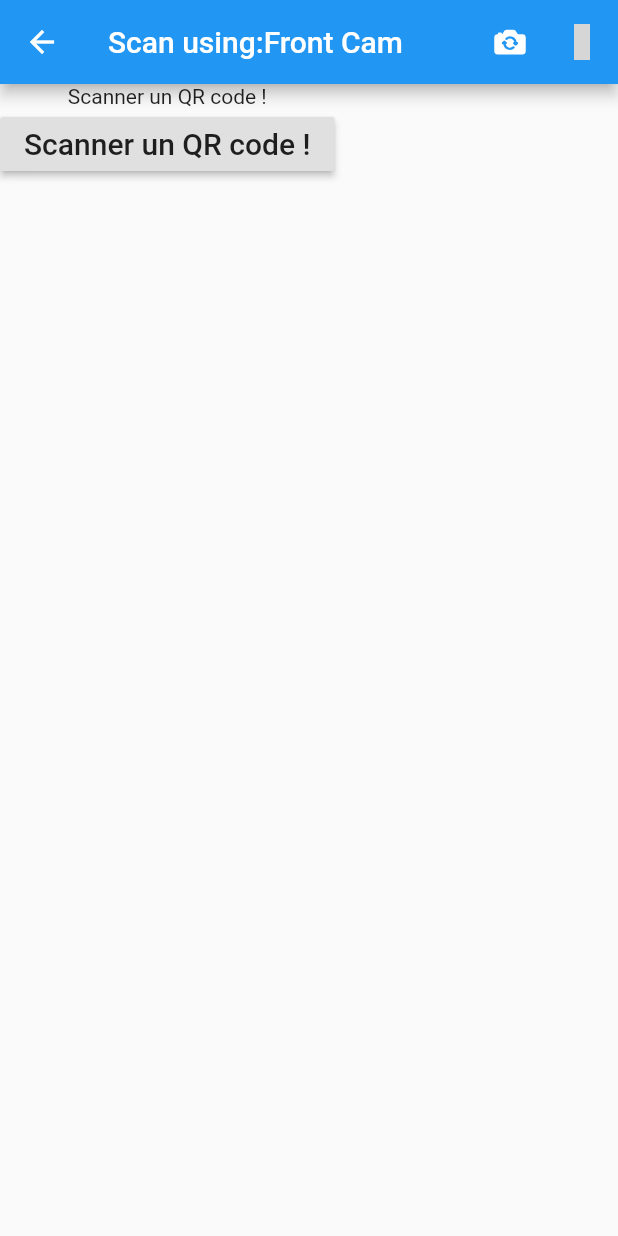
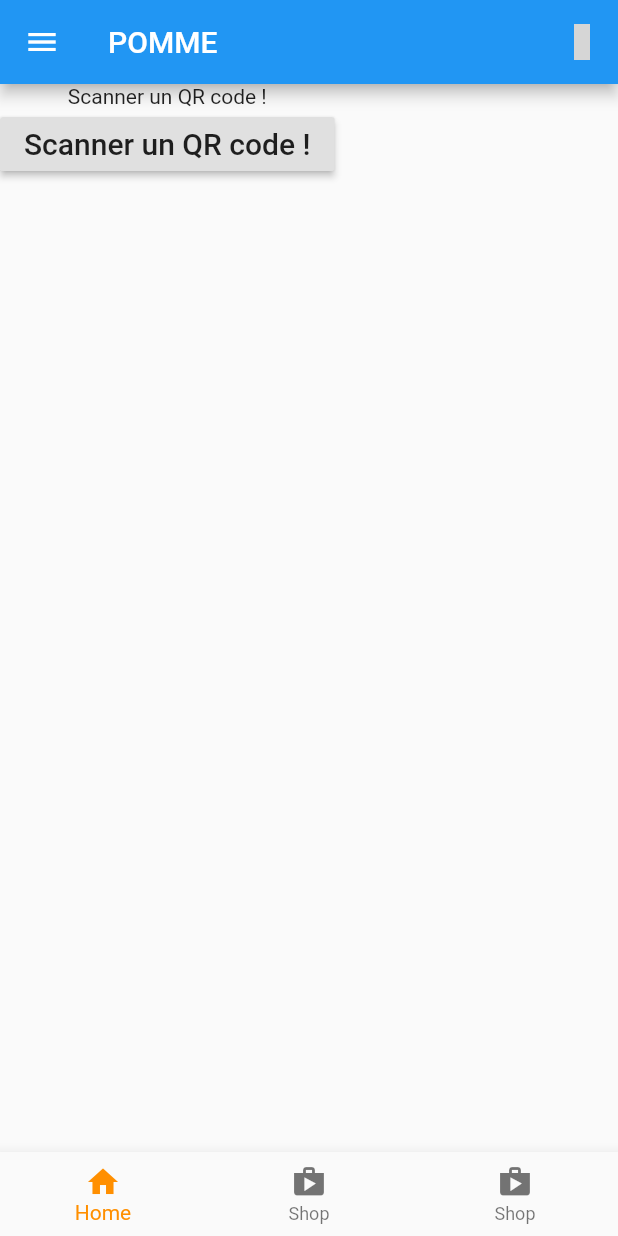
Before and after one commit to Xafree/MSPR_POMME, a Flutter app: the ScanPage screen opened by its route, on a phone screen of 412 x 824 dp. Run offline on Flutter 3.47's test engine with Material 2 defaults, Android fonts, the phone set to English and light mode, and no system bars; our stand-ins replace flutter_vector_icons; missing offline and left inert: barcode_scan; grey boxes are pictures that could not be loaded.

Commit message:
change on QR_code code add button

```diff
--- a/lib/api/api_qr_code.dart
+++ b/lib/api/api_qr_code.dart
@@ -2,15 +2,16 @@ import 'dart:convert';
 import 'dart:io';
 
 import 'package:flutter/cupertino.dart';
+import 'package:flutter_app/model/produit.dart';
 import 'package:http/http.dart' as http;
 import 'file:///C:/Users/emman/Desktop/cour%20EPSI/MSPR/MSPR_POMME/lib/view/scan.dart';
 
 class ApiQrCode {
 
   static final urlPostOneProduct = 'http://192.168.1.11:8080/product';
-  static final urlGetOneProduct = 'http://192.168.1.11:8080/product/';
-  HttpClientResponse client;
-  ApiQrCode();
+  static final urlGetOneProduct = 'http://192.168.42.138:8080/couponresponse/';
+
+  ApiQrCode() {}
 
   Future<http.Response> addDataProduct(int codeController,context) async {
 
@@ -30,7 +31,9 @@ class ApiQrCode {
   }
 
   Future<http.Response> getCodePromos(String code) async {
+    print("Test URL :"+urlGetOneProduct+code);
     var res = await http.get(urlGetOneProduct + code);
+    print(urlGetOneProduct);
     print("${res.statusCode}");
     print("${res.body}");
     return res;
--- a/lib/view/scan.dart
+++ b/lib/view/scan.dart
@@ -2,6 +2,8 @@ import 'dart:io';
 
 import 'package:barcode_scan/barcode_scan.dart';
 import 'package:flutter/material.dart';
+import 'package:flutter_app/view/template/drawer.dart';
+import 'package:flutter_app/view/template/footer.dart';
 import 'package:flutter_vector_icons/flutter_vector_icons.dart';
 import 'package:flutter_app/api/api_qr_code.dart';
 
@@ -17,30 +19,22 @@ class _ScanPageState extends State<ScanPage> {
   ApiQrCode qrController = new ApiQrCode();
   String qrCodeResult = "";
   bool scanValeur = false;
-  ApiQrCode apiQrCode = new ApiQrCode();
   bool backCamera = true;
 
-  String PostqrCode(String code,context) {
+  PostqrCode(String code,context) {
       qrController.addDataProduct(int.parse(code),context);
+  }
+
+  getQrCode(String code) {
+    qrController.getCodePromos(code);
   }
 
   @override
   Widget build(BuildContext context) {
     return Scaffold(
         appBar: AppBar(
-          title: Text("Scan using:" + (backCamera ? "Front Cam" : "Back Cam")),
+          title: Text("POMME"),
           actions: <Widget>[
-            IconButton(
-              icon: backCamera
-                  ? Icon(Ionicons.ios_camera_reverse)
-                  : Icon(Icons.camera),
-              onPressed: () {
-                setState(() {
-                  backCamera = !backCamera;
-                  camera = backCamera ? 1 : -1;
-                });
-              },
-            ),
             IconButton(
               icon: Icon(MaterialCommunityIcons.qrcode_scan),
               onPressed: () async {
@@ -54,15 +48,17 @@ class _ScanPageState extends State<ScanPage> {
                   (qrCodeResult == null && qrCodeResult == "")? scanValeur=false:scanValeur=true;
                 });
               },
-            )
+            ),
           ],
         ),
+        drawer: DrawernavBarre(),
         body: Column(
           children: <Widget>[
+            //if(!scanValeur){},
             Text((!scanValeur)?
             "Scanner un QR code !": "Le code promos est : "+qrCodeResult),
           RaisedButton(onPressed: () {
-          PostqrCode(qrCodeResult,context);
+            getQrCode(qrCodeResult);
           },
               child: Text(
                   (!scanValeur)?
@@ -70,13 +66,15 @@ class _ScanPageState extends State<ScanPage> {
                   , style: TextStyle(fontSize: 20) )
           ),
           ],
-    )
+        ),
+        bottomNavigationBar: Footer(),
     );
+
 
   }
 }
 
-int camera = 1;
+int camera = -1;
 /**
     Center(
     child: Text(
```
Also changed, not shown: 2 other files. Lines whose indentation alone changed are shown as unchanged.
